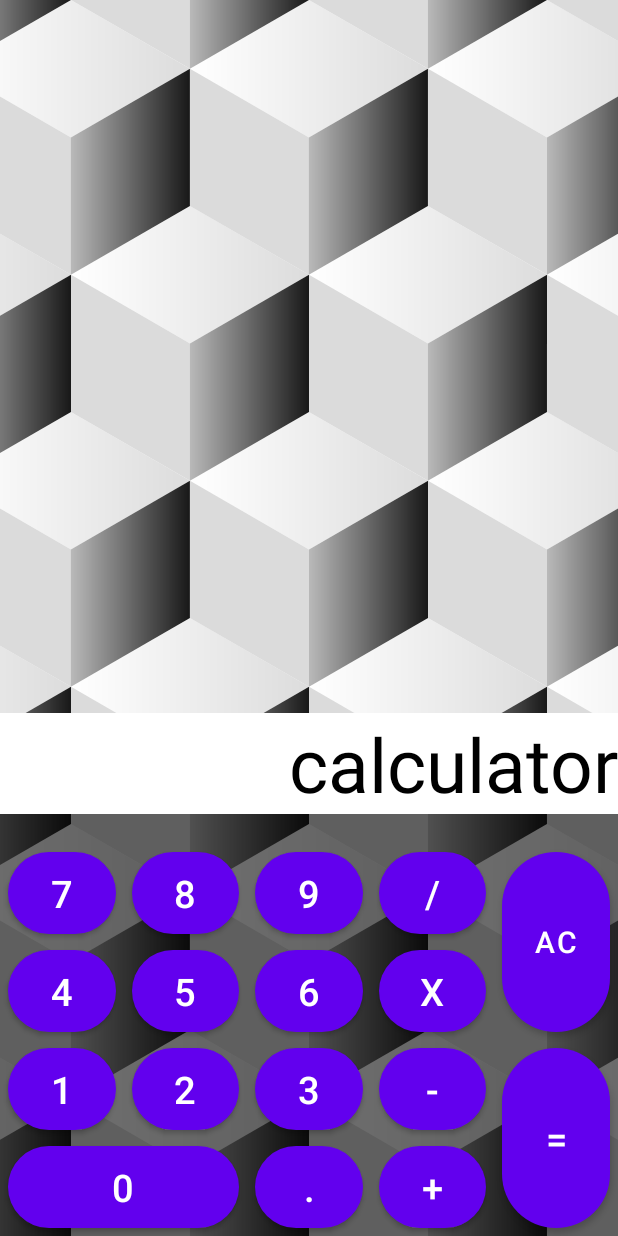
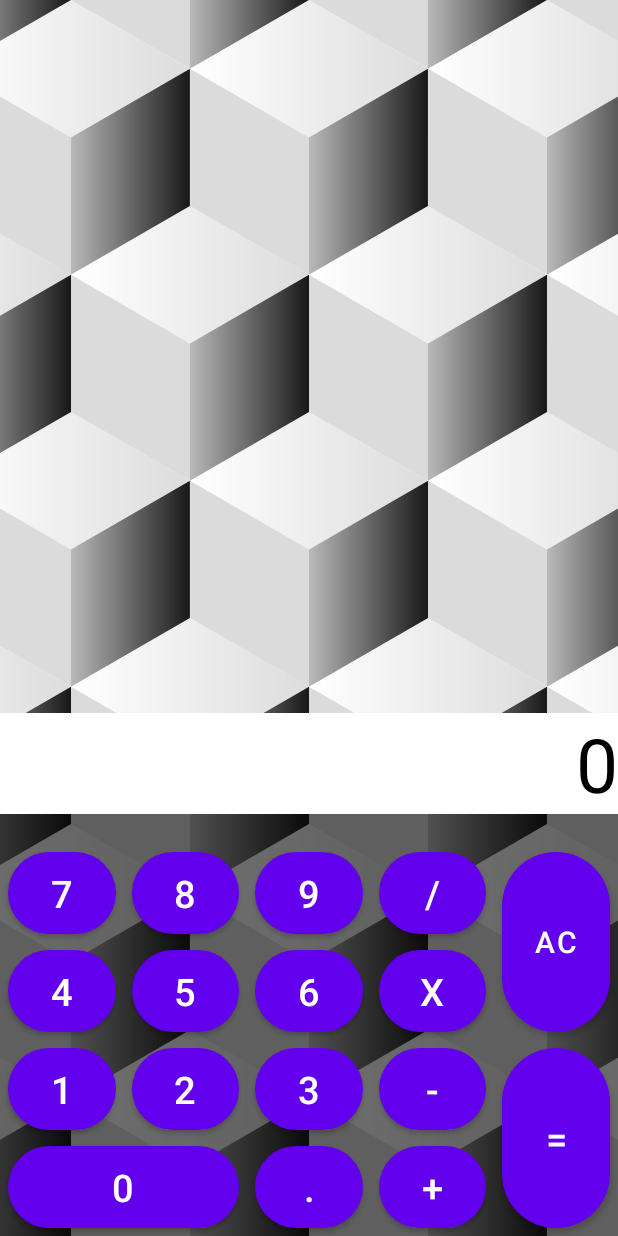
Before and after one commit to ciganchik/second_lesson, an Android app: the screen it shows after launch (MainActivity), on a phone screen of 412 x 824 dp. Run offline under Robolectric (Android 15) with nearby library versions, the phone set to English and light mode, and no system bars.

Commit message:
Задание №3 выполнено.

```diff
--- a/app/src/main/AndroidManifest.xml
+++ b/app/src/main/AndroidManifest.xml
@@ -13,7 +13,7 @@
         android:theme="@style/Theme.Calculator"
         tools:targetApi="31" >
         <activity
-            android:name=".MainActivity"
+            android:name=".ui.MainActivity"
             android:exported="true" >
             <intent-filter>
                 <action android:name="android.intent.action.MAIN" />
--- a/app/src/main/java/com/example/calculator/MainActivity.java
+++ /dev/null
@@ -1,13 +0,0 @@
-package com.example.calculator;
-
-import androidx.appcompat.app.AppCompatActivity;
-import android.os.Bundle;
-
-public class MainActivity extends AppCompatActivity {
-
-    @Override
-    protected void onCreate(Bundle savedInstanceState) {
-        super.onCreate(savedInstanceState);
-        setContentView(R.layout.activity_main);
-    }
-}
--- /dev/null
+++ b/app/src/main/java/com/example/calculator/model/Calculator.java
@@ -0,0 +1,6 @@
+package com.example.calculator.model;
+
+public interface Calculator {
+
+    double perform(double arg1, double arg2, Operator operator);
+}
--- /dev/null
+++ b/app/src/main/java/com/example/calculator/model/CalculatorImpl.java
@@ -0,0 +1,21 @@
+package com.example.calculator.model;
+
+public class CalculatorImpl implements  Calculator{
+    @Override
+    public double perform(double arg1, double arg2, Operator operator) {
+       switch (operator){
+           case ADD:
+               return arg1 + arg2;
+
+           case SUB:
+               return arg1 - arg2;
+
+           case MULT:
+               return arg1 * arg2;
+
+           case DIV:
+               return arg1 / arg2;
+       }
+        return 0.0;
+    }
+}
--- /dev/null
+++ b/app/src/main/java/com/example/calculator/model/Operator.java
@@ -0,0 +1,8 @@
+package com.example.calculator.model;
+
+public enum Operator {
+    ADD,
+    SUB,
+    MULT,
+    DIV
+}
--- /dev/null
+++ b/app/src/main/java/com/example/calculator/ui/CalculatorPresenter.java
@@ -0,0 +1,112 @@
+package com.example.calculator.ui;
+
+import com.example.calculator.model.Calculator;
+import com.example.calculator.model.Operator;
+import java.text.DecimalFormat;
+public class CalculatorPresenter {
+
+    private DecimalFormat format = new DecimalFormat("#.######");
+
+    private CalculatorView view;
+    private Calculator calculator;
+
+    private double argOne;
+    private Double argTwo;
+    private Double numberAfterPoint;
+    private boolean isSecond;
+    private boolean isEquals;
+    private Operator selectedOperator;
+    private final DecimalFormat formatter = new DecimalFormat();
+
+    public CalculatorPresenter(CalculatorView view, Calculator calculator) {
+        this.view = view;
+        this.calculator = calculator;
+        argOne = 0.0;
+        argTwo = 0.0;
+        isSecond = false;
+        isEquals = false;
+
+    }
+
+    public void onDigitsPressed(int digit) {
+        if (!isSecond){
+            if (numberAfterPoint==null){
+                argOne=argOne*10 + digit;
+                showFormatted(argOne);
+            }
+            else{
+                numberAfterPoint++;
+                argOne=argOne+digit/Math.pow(10,numberAfterPoint);
+                showFormatted(argOne,numberAfterPoint);
+            }
+        } else if (isSecond) {
+            if (numberAfterPoint==null){
+                argTwo=argTwo*10 + digit;
+                showFormatted(argTwo);
+            }
+            else {
+                numberAfterPoint++;
+                argTwo=argTwo+digit/Math.pow(10,numberAfterPoint);
+                showFormatted(argTwo, numberAfterPoint);
+            }
+        }
+    }
+
+    public void onOperatorPressed(Operator operator) {
+        if(selectedOperator != null){
+
+            argOne = calculator.perform(argOne, argTwo, selectedOperator);
+
+            showFormatted(argOne);
+        }
+        argTwo = 0.0;
+        selectedOperator = operator;
+        isSecond = true;
+        numberAfterPoint=null;
+        isEquals = false;
+    }
+
+    public void onDotPressed() {
+
+        if (numberAfterPoint==null && !isEquals){
+            numberAfterPoint=0.0;
+            if (!isSecond)
+                showFormatted(argOne ,0.0);
+            else
+                showFormatted(argTwo ,0.0);
+        }
+
+    }
+
+    public void onDefPressed(Operator operator) {
+        if (selectedOperator != null){
+            argOne = calculator.perform(argOne, argTwo, selectedOperator);
+            showFormatted(argOne);
+        }
+        argOne = 0.0;
+        argTwo = 0.0;
+        selectedOperator = operator;
+        isSecond = false;
+        numberAfterPoint=null;
+        isEquals = true;
+
+    }
+
+    public void onClearPressed() {
+        argOne = 0.0;
+        argTwo = null;
+        showFormatted(argOne);
+    }
+
+    private void showFormatted(double value){
+        view.showResult(format.format(value));
+    }
+
+    private void showFormatted(double value, double numberAfterPoint){
+        StringBuilder pattern = new StringBuilder("0.");
+        for (int i = 0; i<numberAfterPoint; i++)
+            pattern.append("0");
+        view.showResult(format.format(value));
+    }
+
+}
--- /dev/null
+++ b/app/src/main/java/com/example/calculator/ui/CalculatorView.java
@@ -0,0 +1,6 @@
+package com.example.calculator.ui;
+
+public interface CalculatorView {
+
+    void showResult(String result);
+}
--- /dev/null
+++ b/app/src/main/java/com/example/calculator/ui/MainActivity.java
@@ -0,0 +1,118 @@
+package com.example.calculator.ui;
+
+import androidx.appcompat.app.AppCompatActivity;
+import android.os.Bundle;
+import android.view.View;
+import android.widget.TextView;
+
+import com.example.calculator.R;
+import com.example.calculator.model.CalculatorImpl;
+import com.example.calculator.model.Operator;
+
+import java.util.HashMap;
+import java.util.Map;
+
+public class MainActivity extends AppCompatActivity implements CalculatorView{
+
+    private TextView resultTxt;
+    private CalculatorPresenter presenter;
+
+
+
+    @Override
+    protected void onCreate(Bundle savedInstanceState) {
+        super.onCreate(savedInstanceState);
+        setContentView(R.layout.activity_main);
+
+        resultTxt = findViewById(R.id.display);
+
+        presenter = new CalculatorPresenter(this, new CalculatorImpl());
+
+/**
+ * ПОИСК И ПРИСВОЕНИЯ ФУНКЦИИ ДЛЯ ЧИСЕЛ
+ */
+        Map<Integer, Integer> digits = new HashMap<>();
+        digits.put(R.id.button_0, 0);
+        digits.put(R.id.button_1, 1);
+        digits.put(R.id.button_2, 2);
+        digits.put(R.id.button_3, 3);
+        digits.put(R.id.button_4, 4);
+        digits.put(R.id.button_5, 5);
+        digits.put(R.id.button_6, 6);
+        digits.put(R.id.button_7, 7);
+        digits.put(R.id.button_8, 8);
+        digits.put(R.id.button_9, 9);
+
+
+        View.OnClickListener digitClickListener = new View.OnClickListener() {
+            @Override
+            public void onClick(View view) {
+                presenter.onDigitsPressed(digits.get(view.getId()));
+            }
+        };
+
+        findViewById(R.id.button_0).setOnClickListener(digitClickListener);
+        findViewById(R.id.button_1).setOnClickListener(digitClickListener);
+        findViewById(R.id.button_2).setOnClickListener(digitClickListener);
+        findViewById(R.id.button_3).setOnClickListener(digitClickListener);
+        findViewById(R.id.button_4).setOnClickListener(digitClickListener);
+        findViewById(R.id.button_5).setOnClickListener(digitClickListener);
+        findViewById(R.id.button_6).setOnClickListener(digitClickListener);
+        findViewById(R.id.button_7).setOnClickListener(digitClickListener);
+        findViewById(R.id.button_8).setOnClickListener(digitClickListener);
+        findViewById(R.id.button_9).setOnClickListener(digitClickListener);
+
+/**
+ *         ПОИСК И ПРИСВОЕНИЯ ФУНКЦИИ ДЛЯ ОПЕРАТОРОВ
+  */
+
+        Map<Integer, Operator> operators = new HashMap<>();
+        operators.put(R.id.button_plus, Operator.ADD);
+        operators.put(R.id.button_minus, Operator.SUB);
+        operators.put(R.id.button_mult, Operator.MULT);
+        operators.put(R.id.button_dive, Operator.DIV);
+
+        View.OnClickListener operatorClickListener = new View.OnClickListener() {
+            @Override
+            public void onClick(View view) {
+                presenter.onOperatorPressed(operators.get(view.getId()));
+            }
+        };
+
+        findViewById(R.id.button_plus).setOnClickListener(operatorClickListener);
+        findViewById(R.id.button_minus).setOnClickListener(operatorClickListener);
+        findViewById(R.id.button_mult).setOnClickListener(operatorClickListener);
+        findViewById(R.id.button_dive).setOnClickListener(operatorClickListener);
+
+/**
+ * ПОИСК И ПРИСВОЕНИЯ ФУНКЦИИ ДЛЯ ТОЧКИ
+ */
+
+        findViewById(R.id.button_dot).setOnClickListener(new View.OnClickListener() {
+            @Override
+            public void onClick(View view) {
+                 presenter.onDotPressed();
+            }
+        });
+
+        findViewById(R.id.button_equals).setOnClickListener(new View.OnClickListener() {
+            @Override
+            public void onClick(View view) {
+                presenter.onDefPressed(operators.get(view.getId()));
+            }
+        });
+
+        findViewById(R.id.button_del).setOnClickListener(new View.OnClickListener() {
+            @Override
+            public void onClick(View view) {
+                presenter.onClearPressed();
+            }
+        });
+
+    }
+
+    @Override
+    public void showResult(String result) {
+        resultTxt.setText(result);
+    }
+}
--- a/app/src/main/res/layout-land/activity_main.xml
+++ b/app/src/main/res/layout-land/activity_main.xml
@@ -2,16 +2,11 @@
 <androidx.constraintlayout.widget.ConstraintLayout xmlns:android="http://schemas.android.com/apk/res/android"
     xmlns:app="http://schemas.android.com/apk/res-auto"
     android:layout_width="match_parent"
-    android:layout_height="match_parent">
-
-
-    <ImageView
+    android:layout_height="match_parent">  <ImageView
     android:id="@+id/imageView2"
     android:layout_width="0dp"
     android:layout_height="0dp"
-        android:columnCount="4"
     android:scaleType="centerCrop"
-        android:useDefaultMargins="true"
     app:layout_constraintBottom_toBottomOf="parent"
     app:layout_constraintEnd_toEndOf="parent"
     app:layout_constraintHorizontal_bias="0.0"
@@ -20,148 +15,262 @@
     app:layout_constraintVertical_bias="0.0"
     app:srcCompat="@drawable/background_2025316" />
 
-    <GridLayout
-        android:layout_width="match_parent"
+    <LinearLayout
+        android:layout_width="0dp"
         android:layout_height="wrap_content"
-        android:columnCount="4"
-        android:useDefaultMargins="true"
+        android:background="#90000000"
+        android:orientation="vertical"
         app:layout_constraintBottom_toBottomOf="parent"
         app:layout_constraintEnd_toEndOf="parent"
         app:layout_constraintStart_toStartOf="parent">
 
+
         <TextView
-            android:id="@+id/textView"
+            android:id="@+id/display"
             android:layout_width="match_parent"
             android:layout_height="wrap_content"
-            android:layout_columnSpan="4"
             android:layout_marginBottom="20dp"
             android:background="@color/white"
-            android:gravity="end"
-            android:text="@string/app_name"
+            android:gravity="end|center_vertical"
+            android:minHeight="60dp"
+            android:text="0"
             android:textColor="@color/black"
             android:textSize="50sp" />
 
+        <GridLayout
+            android:layout_width="match_parent"
+            android:layout_height="wrap_content">
+
+
+
             <Button
                 android:id="@+id/button_7"
-            android:layout_width="wrap_content"
+                android:layout_width="0dp"
                 android:layout_height="wrap_content"
+                android:layout_row="1"
+                android:layout_column="0"
+                android:layout_columnWeight="1"
+                android:layout_margin="5dp"
+                android:background="@drawable/rounded_corner"
                 android:backgroundTint="@color/usual_btn"
                 android:text="@string/btn_7"
                 android:textSize="25sp" />
 
             <Button
                 android:id="@+id/button_8"
-            android:layout_width="wrap_content"
+                android:layout_width="0dp"
                 android:layout_height="wrap_content"
+                android:layout_row="1"
+                android:layout_column="1"
+                android:layout_columnWeight="1"
+                android:layout_margin="5dp"
+                android:background="@drawable/rounded_corner"
                 android:backgroundTint="@color/usual_btn"
                 android:text="@string/btn_8"
                 android:textSize="25sp" />
 
             <Button
                 android:id="@+id/button_9"
-            android:layout_width="wrap_content"
+                android:layout_width="0dp"
                 android:layout_height="wrap_content"
+                android:layout_row="1"
+                android:layout_column="2"
+                android:layout_columnWeight="1"
+                android:layout_margin="5dp"
+                android:background="@drawable/rounded_corner"
                 android:backgroundTint="@color/usual_btn"
                 android:text="@string/btn_9"
                 android:textSize="25sp" />
 
             <Button
-            android:id="@+id/divw"
-            android:layout_width="wrap_content"
+                android:id="@+id/button_dive"
+                android:layout_width="0dp"
                 android:layout_height="wrap_content"
+                android:layout_row="1"
+                android:layout_column="3"
+                android:layout_columnWeight="1"
+                android:layout_margin="5dp"
+                android:background="@drawable/rounded_corner"
                 android:backgroundTint="@color/main_btn"
                 android:text="@string/dive"
                 android:textSize="25sp" />
 
             <Button
+                android:id="@+id/button_del"
+                android:layout_width="0dp"
+                android:layout_height="wrap_content"
+                android:layout_row="1"
+                android:layout_rowSpan="2"
+                android:layout_column="4"
+                android:layout_columnWeight="1"
+                android:layout_gravity="fill_vertical"
+                android:layout_margin="5dp"
+                android:background="@drawable/rounded_corner"
+                android:backgroundTint="@color/usual_btn"
+                android:text="@string/del"
+                android:textSize="20sp" />
+
+
+            <Button
                 android:id="@+id/button_4"
-            android:layout_width="wrap_content"
+                android:layout_width="0dp"
                 android:layout_height="wrap_content"
+                android:layout_row="2"
+                android:layout_column="0"
+                android:layout_columnWeight="1"
+                android:layout_margin="5dp"
+                android:background="@drawable/rounded_corner"
                 android:backgroundTint="@color/usual_btn"
                 android:text="@string/btn_4"
                 android:textSize="25sp" />
 
             <Button
                 android:id="@+id/button_5"
-            android:layout_width="wrap_content"
+                android:layout_width="0dp"
                 android:layout_height="wrap_content"
+                android:layout_row="2"
+                android:layout_column="1"
+                android:layout_columnWeight="1"
+                android:layout_margin="5dp"
+                android:background="@drawable/rounded_corner"
                 android:backgroundTint="@color/usual_btn"
                 android:text="@string/btn_5"
                 android:textSize="25sp" />
 
             <Button
                 android:id="@+id/button_6"
-            android:layout_width="wrap_content"
+                android:layout_width="0dp"
                 android:layout_height="wrap_content"
+                android:layout_row="2"
+                android:layout_column="2"
+                android:layout_columnWeight="1"
+                android:layout_margin="5dp"
+                android:background="@drawable/rounded_corner"
                 android:backgroundTint="@color/usual_btn"
                 android:text="@string/btn_6"
                 android:textSize="25sp" />
 
             <Button
-            android:id="@+id/multiply"
-            android:layout_width="wrap_content"
+                android:id="@+id/button_mult"
+                android:layout_width="0dp"
                 android:layout_height="wrap_content"
+                android:layout_row="2"
+                android:layout_column="3"
+                android:layout_columnWeight="1"
+                android:layout_margin="5dp"
+                android:background="@drawable/rounded_corner"
                 android:backgroundTint="@color/main_btn"
                 android:text="@string/mult"
                 android:textSize="25sp" />
 
             <Button
                 android:id="@+id/button_1"
-            android:layout_width="wrap_content"
+                android:layout_width="0dp"
                 android:layout_height="wrap_content"
+                android:layout_row="3"
+                android:layout_column="0"
+                android:layout_columnWeight="1"
+                android:layout_margin="5dp"
+                android:background="@drawable/rounded_corner"
                 android:backgroundTint="@color/usual_btn"
                 android:text="@string/btn_1"
                 android:textSize="25sp" />
 
             <Button
                 android:id="@+id/button_2"
-            android:layout_width="wrap_content"
+                android:layout_width="0dp"
                 android:layout_height="wrap_content"
+                android:layout_row="3"
+                android:layout_column="1"
+                android:layout_columnWeight="1"
+                android:layout_margin="5dp"
+                android:background="@drawable/rounded_corner"
                 android:backgroundTint="@color/usual_btn"
                 android:text="@string/btn_2"
                 android:textSize="25sp" />
 
             <Button
                 android:id="@+id/button_3"
-            android:layout_width="wrap_content"
+                android:layout_width="0dp"
                 android:layout_height="wrap_content"
+                android:layout_row="3"
+                android:layout_column="2"
+                android:layout_columnWeight="1"
+                android:layout_margin="5dp"
+                android:background="@drawable/rounded_corner"
                 android:backgroundTint="@color/usual_btn"
                 android:text="@string/btn_3"
                 android:textSize="25sp" />
 
             <Button
-            android:id="@+id/minus"
-            android:layout_width="wrap_content"
+                android:id="@+id/button_minus"
+                android:layout_width="0dp"
                 android:layout_height="wrap_content"
+                android:layout_row="3"
+                android:layout_column="3"
+                android:layout_columnWeight="1"
+                android:layout_margin="5dp"
+                android:background="@drawable/rounded_corner"
                 android:backgroundTint="@color/main_btn"
                 android:text="@string/minus"
                 android:textSize="25sp" />
 
             <Button
+                android:id="@+id/button_equals"
+                android:layout_width="0dp"
+                android:layout_height="wrap_content"
+                android:layout_row="3"
+                android:layout_rowSpan="2"
+                android:layout_column="4"
+                android:layout_columnWeight="1"
+                android:layout_gravity="fill_vertical"
+                android:layout_margin="5dp"
+                android:background="@drawable/rounded_corner"
+                android:backgroundTint="@color/main_btn"
+                android:text="@string/equals"
+                android:textSize="25sp" />
+
+
+            <Button
                 android:id="@+id/button_0"
-            android:layout_width="wrap_content"
+                android:layout_width="0dp"
                 android:layout_height="wrap_content"
+                android:layout_row="4"
+                android:layout_column="0"
                 android:layout_columnSpan="2"
-            android:layout_gravity="fill_horizontal"
+                android:layout_columnWeight="1"
+                android:layout_margin="5dp"
+                android:background="@drawable/rounded_corner"
                 android:backgroundTint="@color/usual_btn"
                 android:text="@string/btn_0"
                 android:textSize="25sp" />
 
             <Button
                 android:id="@+id/button_dot"
-            android:layout_width="wrap_content"
+                android:layout_width="0dp"
                 android:layout_height="wrap_content"
+                android:layout_row="4"
+                android:layout_column="2"
+                android:layout_columnWeight="1"
+                android:layout_margin="5dp"
+                android:background="@drawable/rounded_corner"
                 android:backgroundTint="@color/usual_btn"
                 android:text="@string/btn_dot"
                 android:textSize="25sp" />
 
             <Button
-            android:id="@+id/plus"
-            android:layout_width="wrap_content"
+                android:id="@+id/button_plus"
+                android:layout_width="0dp"
                 android:layout_height="wrap_content"
-            android:backgroundTint="@color/main_btn"
+                android:layout_row="4"
+                android:layout_column="3"
+                android:layout_columnWeight="1"
+                android:layout_margin="5dp"
+                android:background="@drawable/rounded_corner"
+                android:backgroundTint="@color/usual_btn"
                 android:text="@string/plus"
                 android:textSize="25sp" />
 
         </GridLayout>
-</androidx.constraintlayout.widget.ConstraintLayout>
+
+    </LinearLayout></androidx.constraintlayout.widget.ConstraintLayout>
--- a/app/src/main/res/layout/activity_main.xml
+++ b/app/src/main/res/layout/activity_main.xml
@@ -5,7 +5,7 @@
     xmlns:tools="http://schemas.android.com/tools"
     android:layout_width="match_parent"
     android:layout_height="match_parent"
-    tools:context=".MainActivity">
+    tools:context=".ui.MainActivity">
 
     <ImageView
         android:id="@+id/imageView2"
@@ -38,7 +38,7 @@
             android:background="@color/white"
             android:gravity="end|center_vertical"
             android:minHeight="60dp"
-            android:text="@string/app_name"
+            android:text="0"
             android:textColor="@color/black"
             android:textSize="50sp" />
 
```
Lines whose indentation alone changed are shown as unchanged.
